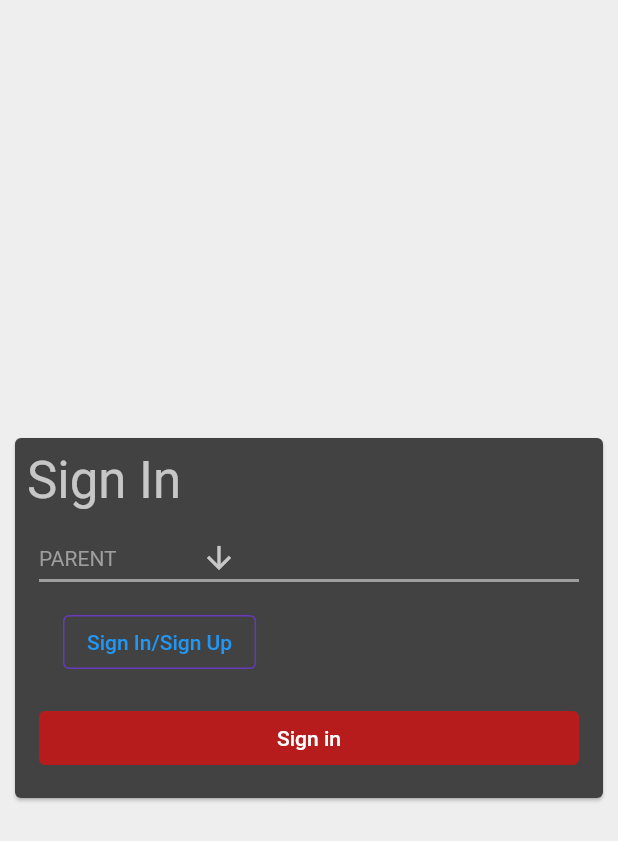
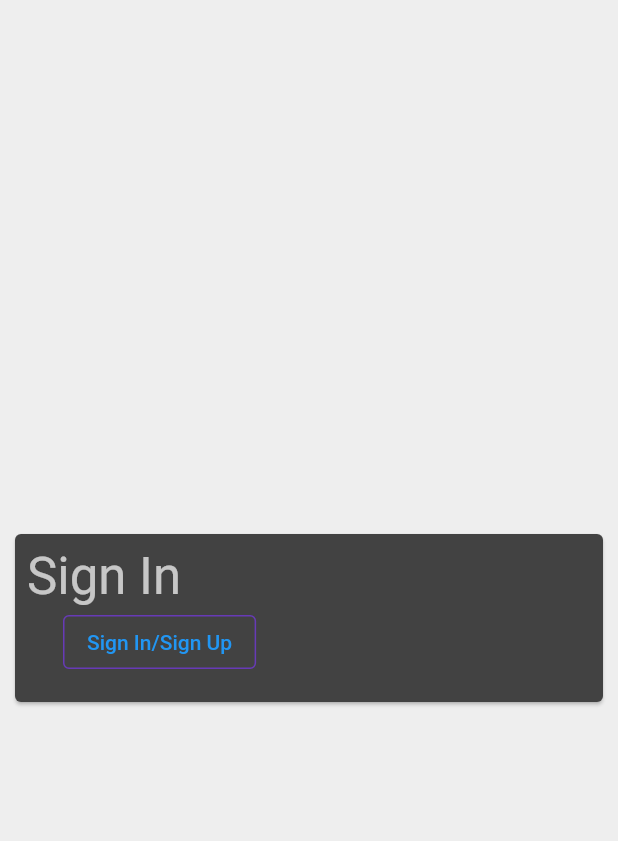
Before and after one commit to jhbiggs/rti, a Flutter app: the screen it shows after launch, on a phone screen of 412 x 824 dp. Shown: the top 841 px of the screen. Run offline on Flutter 3.47's test engine with Material 2 defaults, Android fonts, the phone set to English and light mode, and no system bars; our stand-ins replace cloud_firestore, cloud_functions, faker, firebase_auth, firebase_core, fluttertoast; missing offline and left inert: cloud_firestore_web, field_suggestion, firebase_auth_web, firebase_core_web, xid; accounts and stored records are empty.

Commit message:
subject is suggestions list, log in goes directly to pg.

```diff
--- a/lib/Model/Authentication/application_state.dart
+++ b/lib/Model/Authentication/application_state.dart
@@ -200,12 +200,12 @@ class ApplicationState extends ChangeNotifier {
         UserData.subject = Subject.values.firstWhere((element) =>
             const CaseInsensitiveEquality()
                 .equals(element.name, ((result.claims!['subject'] as String))));
-        UserData.teacher = true;
+        UserData.role = Role.teacher;
       }
       if (result.claims != null &&
           result.claims!['admin'] != null &&
           result.claims!['admin'] == true) {
-        UserData.administrator = true;
+        UserData.role = Role.administrator;
       }
       FirebaseFunctions functions = FirebaseFunctions.instance;
 
--- a/lib/Model/constants.dart
+++ b/lib/Model/constants.dart
@@ -7,6 +7,7 @@ import 'package:rti/Parent/parent.dart';
 import 'package:rti/RTIAssignment/rti_assignment.dart';
 import 'package:rti/Student/student.dart';
 import 'package:rti/Teacher/teacher.dart';
+import 'package:rti/subjects_page.dart';
 
 import '../Administrator/administrator.dart';
 import 'role.dart';
@@ -25,7 +26,7 @@ class Constants {
           ));
   static List<Parent> parents =
       List.generate(30, (index) => Parent(name: faker.person.name()));
-  static var subjects = teachers.map((element) => element.subject).toList();
+  static var subjects = Subject.values.map((e) => e.name).toList();
   static List<Group> groups =
       teachers.map((element) => Group(element.subject, element)).toList();
   static List<Teacher> teachers = [];
@@ -70,11 +71,11 @@ class UserData {
   late String lastName;
   late String userName;
   static Subject? subject;
-  static Parent? parent;
   static bool administrator = false;
   static bool teacher = false;
-  static Student? student;
-  late Role role;
+  static bool parent = false;
+  static bool student = false;
+  static late Role role = Role.teacher;
 
   String getFirstName() {
     return firstName;
--- a/lib/Parent/parent_page.dart
+++ b/lib/Parent/parent_page.dart
@@ -42,9 +42,9 @@ class _ParentFormState extends State<ParentForm> {
   @override
   initState() {
     super.initState();
-    students = Children.of(parent: UserData.parent).isEmpty
-        ? []
-        : Children.of(parent: UserData.parent);
+    // students = Children.of(parent: UserData.parent).isEmpty
+    //     ? []
+    //     : Children.of(parent: UserData.parent);
   }
 
   //get children from code
@@ -54,7 +54,6 @@ class _ParentFormState extends State<ParentForm> {
       (student) => student.getCode() == studentCode,
     );
     students.add(newStudent);
-    UserData.parent!.codeList.add(studentCode);
     setState(() {
       _studentCodeTextController.text = "";
     });
--- a/lib/main.dart
+++ b/lib/main.dart
@@ -92,7 +92,7 @@ class _SignUpFormState extends State<SignUpForm> {
   final _firstNameTextController = TextEditingController();
   final _lastNameTextController = TextEditingController();
   final _passwordTextController = TextEditingController();
-  Role dropdownValue = Role.parent;
+  Role dropdownValue = Role.teacher;
 
   void _updateFormProgress() {
     final controllers = [
@@ -118,7 +118,6 @@ class _SignUpFormState extends State<SignUpForm> {
   void _pushRelevantPage() {
     switch (dropdownValue) {
       case Role.student:
-        UserData.student = Constants.studentTestList.first;
         Navigator.of(context).pushNamed('/student');
         break;
       case Role.teacher:
@@ -128,10 +127,6 @@ class _SignUpFormState extends State<SignUpForm> {
         Navigator.of(context).pushNamed('/admin');
         break;
       case Role.parent:
-        UserData.parent ??= Parent(
-            name:
-                "${_firstNameTextController.text} ${_lastNameTextController.text}");
-
         Navigator.of(context).pushNamed('/parent');
         break;
       // }
@@ -149,35 +144,35 @@ class _SignUpFormState extends State<SignUpForm> {
           mainAxisSize: MainAxisSize.min,
           children: [
             Text('Sign In', style: Theme.of(context).textTheme.headline4),
-            Padding(
-              padding: const EdgeInsets.all(8.0),
-              child: DropdownButton<Role>(
-                value: dropdownValue,
-                icon: const Icon(Icons.arrow_downward),
-                elevation: 16,
-                style: const TextStyle(color: Colors.grey),
-                underline: Container(
-                  height: 2,
-                  color: Colors.grey,
-                ),
-                onChanged: (Role? newValue) {
-                  setState(() {
-                    dropdownValue = newValue!;
-                  });
-                },
-                items: <Role>[
-                  Role.administrator,
-                  Role.parent,
-                  Role.teacher,
-                  Role.student
-                ].map<DropdownMenuItem<Role>>((Role value) {
-                  return DropdownMenuItem<Role>(
-                    value: value,
-                    child: Text(value.name.toUpperCase()),
-                  );
-                }).toList(),
-              ),
-            ),
+            // Padding(
+            //   padding: const EdgeInsets.all(8.0),
+            //   child: DropdownButton<Role>(
+            //     value: dropdownValue,
+            //     icon: const Icon(Icons.arrow_downward),
+            //     elevation: 16,
+            //     style: const TextStyle(color: Colors.grey),
+            //     underline: Container(
+            //       height: 2,
+            //       color: Colors.grey,
+            //     ),
+            //     onChanged: (Role? newValue) {
+            //       setState(() {
+            //         dropdownValue = newValue!;
+            //       });
+            //     },
+            //     items: <Role>[
+            //       Role.administrator,
+            //       Role.parent,
+            //       Role.teacher,
+            //       Role.student
+            //     ].map<DropdownMenuItem<Role>>((Role value) {
+            //       return DropdownMenuItem<Role>(
+            //         value: value,
+            //         child: Text(value.name.toUpperCase()),
+            //       );
+            //     }).toList(),
+            //   ),
+            // ),
             Column(children: [
               Consumer<ApplicationState>(
                 builder: (context, appState, _) => Authentication(
@@ -193,27 +188,27 @@ class _SignUpFormState extends State<SignUpForm> {
                 ),
               ),
             ]),
-            Padding(
-              padding: const EdgeInsets.all(8.0),
-              child: TextButton(
-                style: ButtonStyle(
-                  foregroundColor: MaterialStateProperty.resolveWith(
-                      (Set<MaterialState> states) {
-                    return states.contains(MaterialState.disabled)
-                        ? null
-                        : Colors.white;
-                  }),
-                  backgroundColor: MaterialStateProperty.resolveWith(
-                      (Set<MaterialState> states) {
-                    return states.contains(MaterialState.disabled)
-                        ? null
-                        : Colors.red.shade900;
-                  }),
-                ),
-                onPressed: _pushRelevantPage,
-                child: const Text('Sign in'),
-              ),
-            ),
+            // Padding(
+            //   padding: const EdgeInsets.all(8.0),
+            //   child: TextButton(
+            //     style: ButtonStyle(
+            //       foregroundColor: MaterialStateProperty.resolveWith(
+            //           (Set<MaterialState> states) {
+            //         return states.contains(MaterialState.disabled)
+            //             ? null
+            //             : Colors.white;
+            //       }),
+            //       backgroundColor: MaterialStateProperty.resolveWith(
+            //           (Set<MaterialState> states) {
+            //         return states.contains(MaterialState.disabled)
+            //             ? null
+            //             : Colors.red.shade900;
+            //       }),
+            //     ),
+            //     onPressed: _pushRelevantPage,
+            //     child: const Text('Sign in'),
+            //   ),
+            // ),
           ],
         ),
       ),
```
Also changed, not shown: lib/Model/Authentication/authentication.dart (+21 -0 lines), lib/Model/subject.dart (+10 -0 lines), lib/RTIAssignment/rti_assignment_list.dart (+34 -12 lines).
